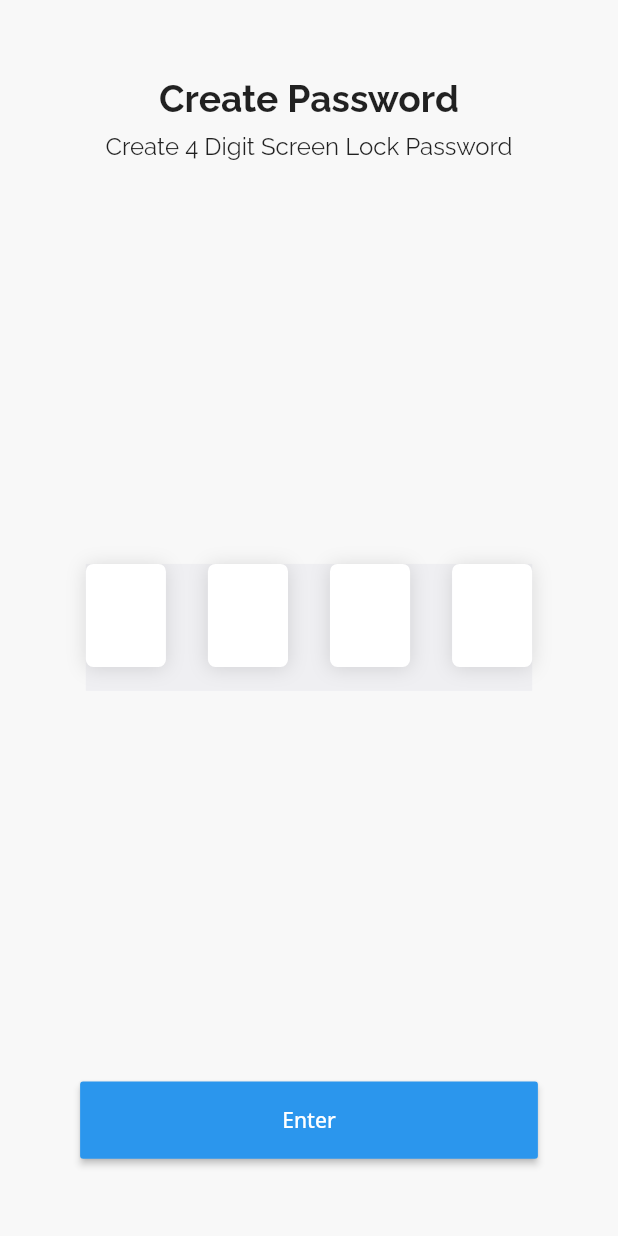
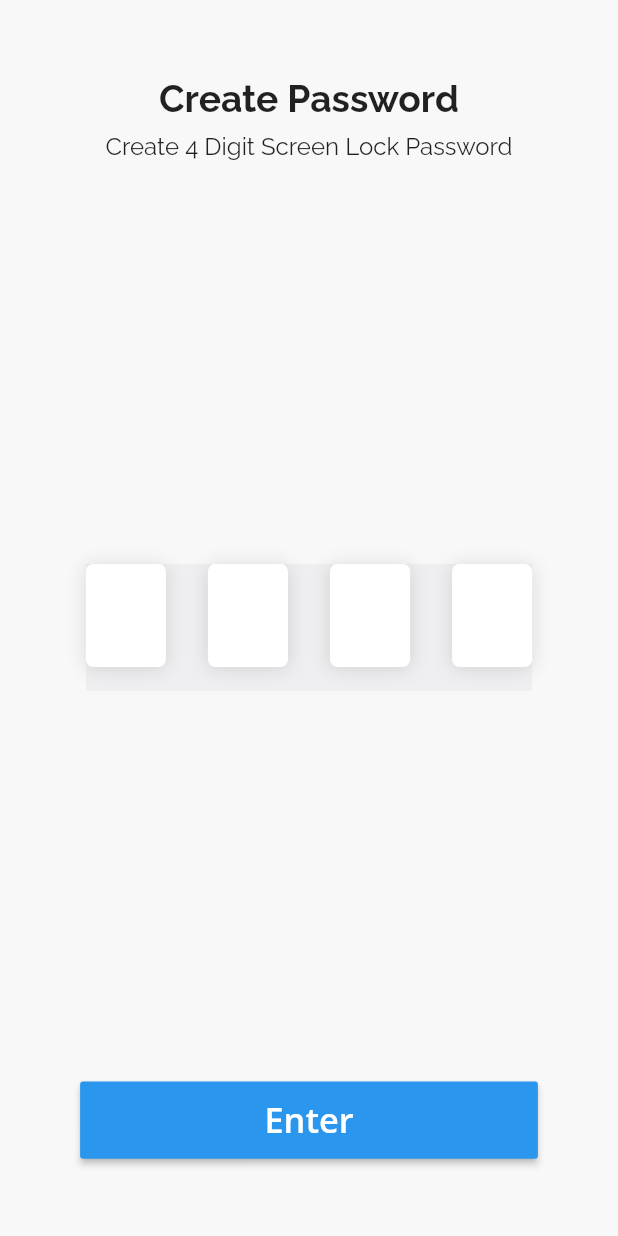
Before and after one commit to prometheus-corps/frontend-flutter, a Flutter app: the screen it shows after launch, on a phone screen of 412 x 824 dp. Run offline on Flutter 3.47's test engine with Material 2 defaults, Android fonts, the phone set to English and light mode, and no system bars; drawn by our look-alikes of pin_code_fields; our stand-ins replace device_preview, flutter_screenutil, google_fonts.

Commit message:
app update

```diff
--- a/lib/screens/createLock.dart
+++ b/lib/screens/createLock.dart
@@ -187,6 +187,8 @@ class _CreateLockScreenState extends State<CreateLockScreen> {
                       child: Text(
                         'Enter',
                         style: GoogleFonts.openSans(
+                          fontSize: ScreenUtil().setSp(60),
+                          fontWeight: FontWeight.w600,
                           color: whiteColor,
                         ),
                       ),
```
